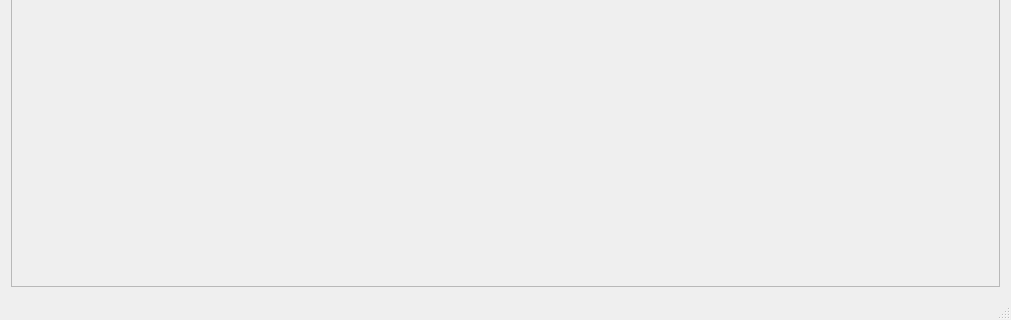
Qt form features/mainwindow.ui (hallpaz/Image-Processing-IMPA-2015) before a commit; both pictures show x 0 to 1011 and y 401 to 721 of the 1011 by 721 pixel window.
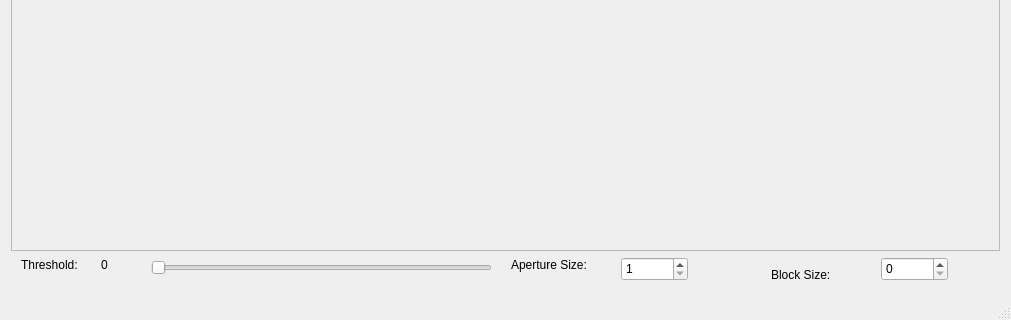
The same form after that commit. Icons and pictures are not drawn.

```diff
--- a/features/mainwindow.ui
+++ b/features/mainwindow.ui
@@ -25,8 +25,8 @@
         <rect>
          <x>0</x>
          <y>0</y>
-         <width>991</width>
-         <height>614</height>
+         <width>985</width>
+         <height>568</height>
         </rect>
        </property>
        <layout class="QVBoxLayout" name="verticalLayout_2">
@@ -41,6 +41,122 @@
       </widget>
      </widget>
     </item>
+    <item>
+     <widget class="QWidget" name="widget" native="true">
+      <property name="minimumSize">
+       <size>
+        <width>0</width>
+        <height>30</height>
+       </size>
+      </property>
+      <widget class="QSlider" name="thresholdSlider">
+       <property name="geometry">
+        <rect>
+         <x>140</x>
+         <y>0</y>
+         <width>341</width>
+         <height>22</height>
+        </rect>
+       </property>
+       <property name="minimum">
+        <number>100</number>
+       </property>
+       <property name="maximum">
+        <number>255</number>
+       </property>
+       <property name="orientation">
+        <enum>Qt::Horizontal</enum>
+       </property>
+      </widget>
+      <widget class="QLabel" name="threshold_label">
+       <property name="geometry">
+        <rect>
+         <x>10</x>
+         <y>0</y>
+         <width>71</width>
+         <height>16</height>
+        </rect>
+       </property>
+       <property name="text">
+        <string>Threshold:</string>
+       </property>
+      </widget>
+      <widget class="QLabel" name="threshold_value">
+       <property name="geometry">
+        <rect>
+         <x>90</x>
+         <y>0</y>
+         <width>41</width>
+         <height>16</height>
+        </rect>
+       </property>
+       <property name="text">
+        <string>0</string>
+       </property>
+      </widget>
+      <widget class="QDoubleSpinBox" name="apertureSpinBox">
+       <property name="geometry">
+        <rect>
+         <x>610</x>
+         <y>0</y>
+         <width>67</width>
+         <height>24</height>
+        </rect>
+       </property>
+       <property name="decimals">
+        <number>0</number>
+       </property>
+       <property name="minimum">
+        <double>1.000000000000000</double>
+       </property>
+       <property name="maximum">
+        <double>31.000000000000000</double>
+       </property>
+       <property name="singleStep">
+        <double>2.000000000000000</double>
+       </property>
+      </widget>
+      <widget class="QDoubleSpinBox" name="blockSpinBox">
+       <property name="geometry">
+        <rect>
+         <x>870</x>
+         <y>0</y>
+         <width>67</width>
+         <height>24</height>
+        </rect>
+       </property>
+       <property name="decimals">
+        <number>0</number>
+       </property>
+      </widget>
+      <widget class="QLabel" name="aperture_label">
+       <property name="geometry">
+        <rect>
+         <x>500</x>
+         <y>0</y>
+         <width>101</width>
+         <height>16</height>
+        </rect>
+       </property>
+       <property name="text">
+        <string>Aperture Size:</string>
+       </property>
+      </widget>
+      <widget class="QLabel" name="block_size_label">
+       <property name="geometry">
+        <rect>
+         <x>760</x>
+         <y>10</y>
+         <width>81</width>
+         <height>16</height>
+        </rect>
+       </property>
+       <property name="text">
+        <string>Block Size:</string>
+       </property>
+      </widget>
+     </widget>
+    </item>
    </layout>
   </widget>
   <widget class="QMenuBar" name="menuBar">
```
Left out of the diff: 17 changed lines with no effect on the pictures.
